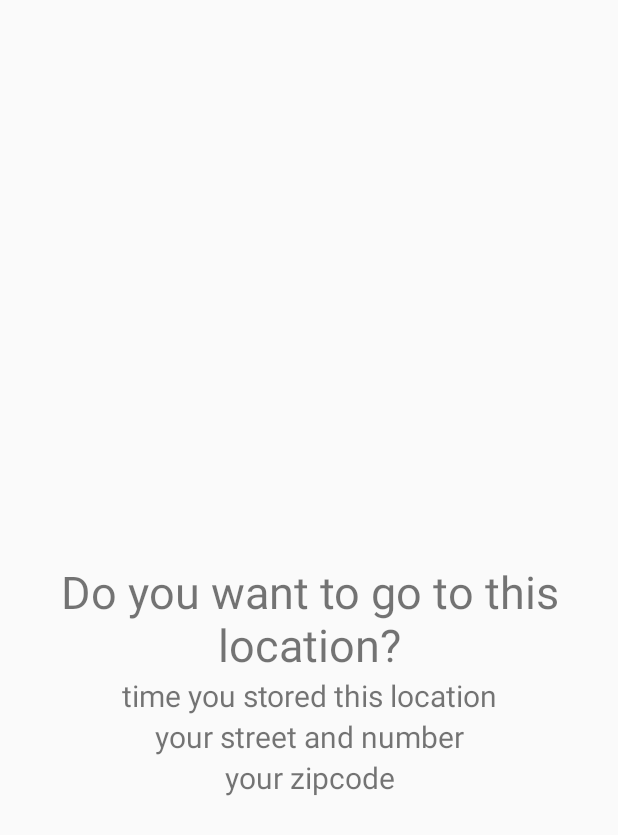
After one commit to yassinesebbar/FindMyCarV2, an Android app: the layout goto_dialog.xml on its own in the app's theme, with its tools: preview values and no code run, on a phone screen of 412 x 824 dp. The commit adds this screen. Shown: the top 835 px of the screen. Run offline under Robolectric (Android 15) with nearby library versions, the phone set to English and light mode, and no system bars.

Commit message:
GotoLocation

```diff
--- /dev/null
+++ b/app/src/main/res/layout/goto_dialog.xml
@@ -0,0 +1,55 @@
+<?xml version="1.0" encoding="utf-8"?>
+<RelativeLayout xmlns:android="http://schemas.android.com/apk/res/android"
+    android:layout_width="match_parent" android:layout_height="match_parent"
+    android:padding="20dp">
+
+    <TextView
+        android:id="@+id/textview_titlemodalgoto"
+        android:layout_width="match_parent"
+        android:layout_height="wrap_content"
+        android:gravity="center_horizontal"
+        android:text="Do you want to go to this location?"
+        android:textSize="30sp"
+        android:layout_centerVertical="true"
+        android:layout_alignParentStart="true"
+        android:layout_alignParentLeft="true" />
+
+    <TextView
+        android:id="@+id/textview_storedDateTime"
+        android:layout_width="match_parent"
+        android:layout_height="wrap_content"
+        android:gravity="center_horizontal"
+        android:text="time you stored this location"
+        android:textSize="20sp"
+        android:layout_centerVertical="true"
+        android:layout_alignParentStart="true"
+        android:layout_alignParentLeft="true"
+        android:layout_below="@+id/textview_titlemodalgoto"/>
+
+
+    <TextView
+        android:id="@+id/textview_street"
+        android:layout_width="match_parent"
+        android:layout_height="wrap_content"
+        android:gravity="center_horizontal"
+        android:text="your street and number"
+        android:textSize="20sp"
+        android:layout_centerVertical="true"
+        android:layout_alignParentStart="true"
+        android:layout_alignParentLeft="true"
+        android:layout_below="@+id/textview_storedDateTime"/>
+
+    <TextView
+        android:id="@+id/textview_zipcodeCity"
+        android:layout_width="match_parent"
+        android:layout_height="wrap_content"
+        android:gravity="center_horizontal"
+        android:text="your zipcode"
+        android:textSize="20sp"
+        android:layout_centerVertical="true"
+        android:layout_alignParentStart="true"
+        android:layout_alignParentLeft="true"
+        android:layout_below="@+id/textview_street"/>
+
+
+</RelativeLayout>
```
Also changed, not shown: app/src/main/java/com/example/findmycarv2/GoToDialog.java (added, +45 -0 lines), app/src/main/java/com/example/findmycarv2/MapsActivity.java (+20 -1 lines).
